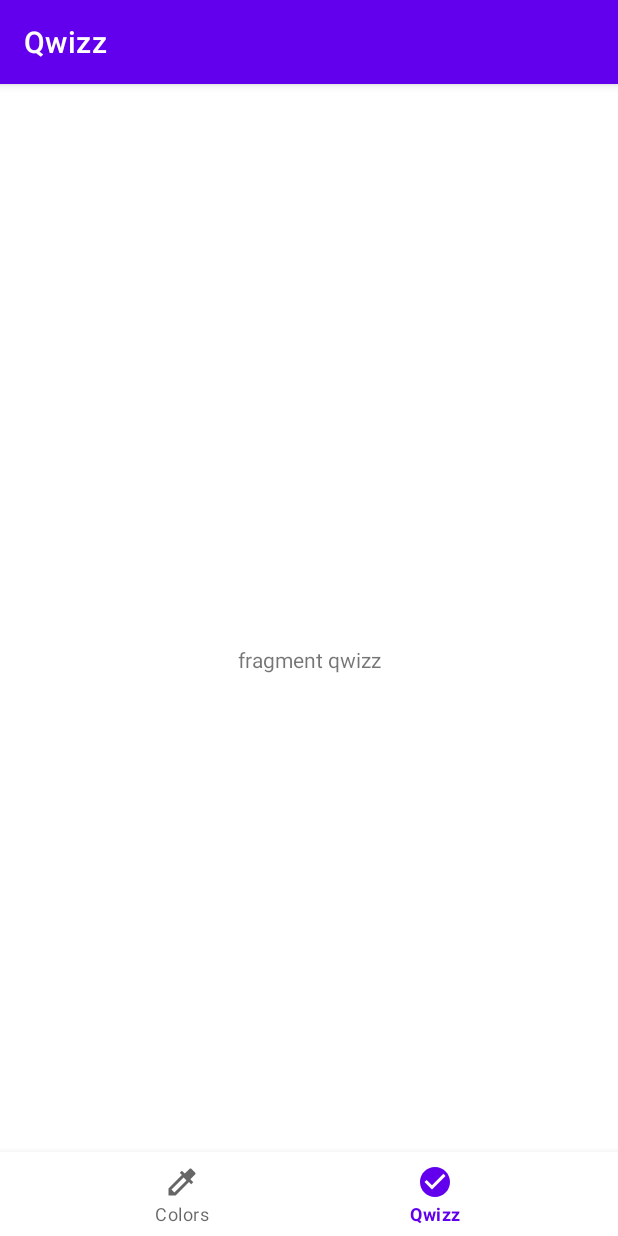
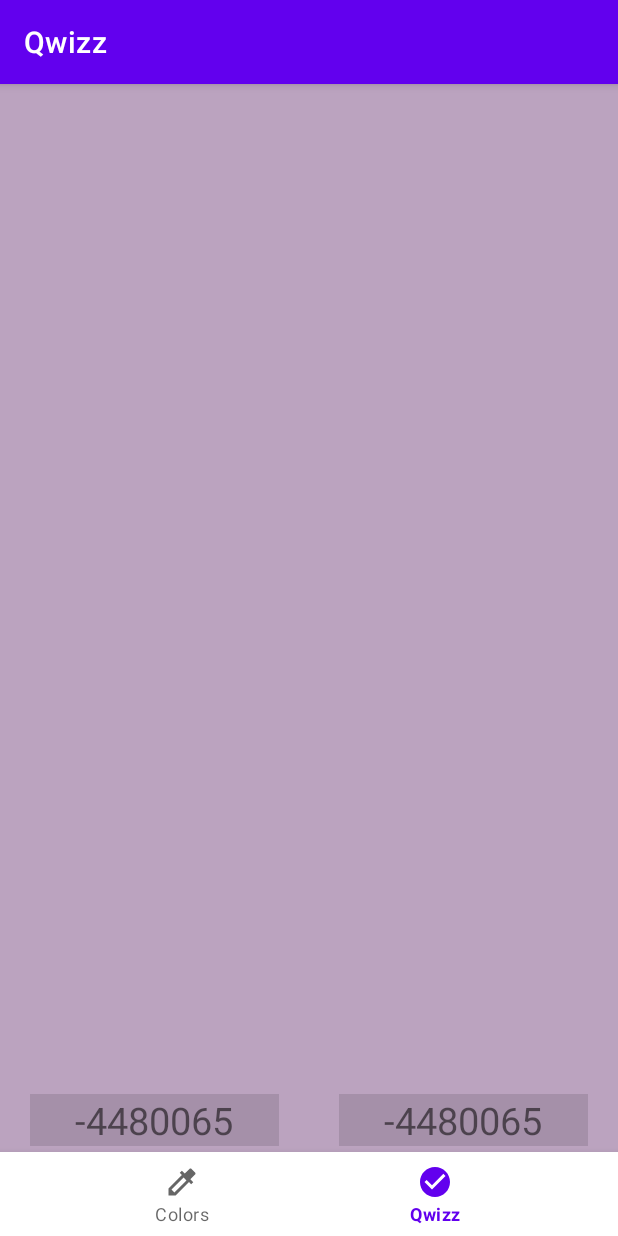
Before and after one commit to 4erenkevi4/Colors, an Android app: the QwizzFragment screen opened through its navigation route, on a phone screen of 412 x 824 dp. Run offline under Robolectric (Android 15) with nearby library versions, the phone set to English and light mode, and no system bars; our stand-ins replace navigation-ui.

```diff
--- a/src/main/java/com/example/colors44/AppColor.kt
+++ b/src/main/java/com/example/colors44/AppColor.kt
@@ -1,8 +1,6 @@
 package com.example.colors44
-
 import java.io.Serializable
 
-class AppColor (
-    val color: Int,
-    val name: String
-): Serializable
+class AppColor(
+        val color: Int
+) : Serializable
--- a/src/main/java/com/example/colors44/ColorsAdapter.kt
+++ b/src/main/java/com/example/colors44/ColorsAdapter.kt
@@ -1,5 +1,6 @@
 package com.example.colors44
 
+import android.annotation.SuppressLint
 import android.view.LayoutInflater
 import android.view.View
 import android.view.ViewGroup
@@ -9,19 +10,15 @@ import androidx.recyclerview.widget.RecyclerView
 class ColorsAdapter(
         private val colors: MutableList<AppColor>,
         private val onClick: (AppColor) -> Unit
-):RecyclerView.Adapter<ColorsAdapter.ColorsViewHolder>()
-    {
+) : RecyclerView.Adapter<ColorsAdapter.ColorsViewHolder>() {
 
     override fun onCreateViewHolder(parent: ViewGroup, viewType: Int): ColorsViewHolder {
         val view = LayoutInflater.from(parent.context)
                 .inflate(R.layout.item_color, parent, false)
-
         return ColorsViewHolder(view, onClick)
-
     }
 
     override fun onBindViewHolder(holder: ColorsAdapter.ColorsViewHolder, position: Int) {
-
         holder.bind(colors[position])
     }
 
@@ -30,20 +27,17 @@ private val onClick: (AppColor) -> Unit
     class ColorsViewHolder(
             view: View,
             private val onClick: (AppColor) -> Unit
-        ) : RecyclerView.ViewHolder(view){
-            val root : View = view.findViewById(R.id.color)
-            private val namesColor: TextView = view.findViewById(R.id.textView)
+    ) : RecyclerView.ViewHolder(view) {
+        val root: View = view.findViewById(R.id.color)
+        private val namesColor: TextView = view.findViewById(R.id.text_view)
 
-
-            fun bind (color: AppColor){
+        @SuppressLint("SetTextI18n")
+        fun bind(color: AppColor) {
             root.setBackgroundColor(color.color)
-                namesColor.text = color.name
+            namesColor.text = "HEX code" + color.color.toString()
             root.setOnClickListener {
                 onClick(color)
             }
-
-            }
-
-
         }
     }
+}
--- a/src/main/java/com/example/colors44/ColorsFragment.kt
+++ b/src/main/java/com/example/colors44/ColorsFragment.kt
@@ -1,5 +1,4 @@
 package com.example.colors44
-
 import android.annotation.SuppressLint
 import android.graphics.Color
 import android.os.Bundle
@@ -9,58 +8,33 @@ import android.view.View
 import android.view.ViewGroup
 import androidx.recyclerview.widget.GridLayoutManager
 import androidx.recyclerview.widget.RecyclerView
-
-
-
-private const val ARG_PARAM1 = "param1"
-private const val ARG_PARAM2 = "param2"
+import java.util.*
 
 class ColorsFragment : Fragment() {
-
-
     private val colorsList = mutableListOf<AppColor>()
     private lateinit var recyclerView: RecyclerView
 
     @SuppressLint("UseRequireInsteadOfGet", "ResourceType")
     override fun onCreateView(
-        inflater: LayoutInflater, container: ViewGroup?,
-        savedInstanceState: Bundle?
+            inflater: LayoutInflater, container: ViewGroup?, savedInstanceState: Bundle?
     ): View? {
         var rootView: View = inflater.inflate(R.layout.fragment_colors, container, false)
-        colorsList.add(AppColor(Color.GRAY, name = "GRAY"))
-        colorsList.add(AppColor(Color.RED, name = "RED"))
-        colorsList.add(AppColor(Color.BLUE, name = "BLUE"))
-        colorsList.add(AppColor(Color.GRAY, name = "GRAY"))
-        colorsList.add(AppColor(Color.YELLOW, name = "YELLOW"))
-        colorsList.add(AppColor(Color.CYAN, name = "CYAN"))
-        colorsList.add(AppColor(Color.DKGRAY, name = "DKGRAY"))
-        colorsList.add(AppColor(Color.GREEN, name = "GREEN"))
-        colorsList.add(AppColor(Color.BLUE, name = "BLUE"))
-        colorsList.add(AppColor(Color.RED, name = "RED"))
-        colorsList.add(AppColor(Color.DKGRAY, name = "DKGRAY"))
-        colorsList.add(AppColor(Color.BLUE, name = "BLUE"))
-        colorsList.add(AppColor(Color.YELLOW, name = "YELLOW"))
+        var i = 0
+        while (i < 500) {
+            colorsList.add(AppColor(color = randomColor()))
+            i++
+        }
         recyclerView = rootView.findViewById(R.id.recycler)
         recyclerView.layoutManager = GridLayoutManager(this.activity, 3, GridLayoutManager.VERTICAL, false)
-        //val adapter = ColorsAdapter(colorsList, )
-        recyclerView.adapter = ColorsAdapter(colorsList){
-
-                (   requireActivity() as MainInterface).replaceFragment(ShowColor.newInstance(it.color,it.name))
+        recyclerView.adapter = ColorsAdapter(colorsList) {
+            (requireActivity() as ReplaceInterface).replaceFragment(ShowColor.newInstance(it.color))
         }
-
-            return rootView
+        return rootView
     }
 
-
-    companion object {
-
-        fun newInstance(param1: String, param2: String) =
-            ColorsFragment().apply {
-                this.arguments = Bundle().apply {
-                    putString(ARG_PARAM1, param1)
-                    putString(ARG_PARAM2, param2)
-                }
-            }
+    fun randomColor(): Int {
+        val rnd = Random()
+        val colorRandom = Color.argb(255, rnd.nextInt(256), rnd.nextInt(256), rnd.nextInt(256))
+        return colorRandom
     }
-
 }
--- a/src/main/java/com/example/colors44/MainActivity.kt
+++ b/src/main/java/com/example/colors44/MainActivity.kt
@@ -1,38 +1,136 @@
 package com.example.colors44
-
-import android.content.ClipData
-import android.content.ClipData.*
 import android.graphics.Color
 import androidx.appcompat.app.AppCompatActivity
 import android.os.Bundle
-import android.widget.Button
 import androidx.fragment.app.Fragment
 import androidx.fragment.app.FragmentTransaction
 import androidx.navigation.findNavController
-import androidx.navigation.fragment.findNavController
 import androidx.navigation.ui.AppBarConfiguration
 import androidx.navigation.ui.setupActionBarWithNavController
 import androidx.navigation.ui.setupWithNavController
-import androidx.recyclerview.widget.GridLayoutManager
-import androidx.recyclerview.widget.RecyclerView
 import com.google.android.material.bottomnavigation.BottomNavigationView
-interface MainInterface{
-    fun replaceFragment (fragment: Fragment)}
-class MainActivity : AppCompatActivity(), MainInterface {
+import java.util.*
+
+interface ReplaceInterface {
+    fun replaceFragment(fragment: Fragment)
+    fun firstReplace()
+    fun nextReplace(position: Int, result: Boolean)
+    fun yourResult()
+}
+
+class MainActivity : AppCompatActivity(), ReplaceInterface {
+    var res: Int = 0
+    var qw1: QwizzFragment = QwizzFragment.newInstance(randomColor())
+    var qw2: QwizzFragment = QwizzFragment.newInstance(randomColor())
+    var qw3: QwizzFragment = QwizzFragment.newInstance(randomColor())
+    var qw4: QwizzFragment = QwizzFragment.newInstance(randomColor())
+    var qw5: QwizzFragment = QwizzFragment.newInstance(randomColor())
+    var qw6: QwizzFragment = QwizzFragment.newInstance(randomColor())
+    var qw7: QwizzFragment = QwizzFragment.newInstance(randomColor())
+    var qw8: QwizzFragment = QwizzFragment.newInstance(randomColor())
+    var qw9: QwizzFragment = QwizzFragment.newInstance(randomColor())
+    var qw10: QwizzFragment = QwizzFragment.newInstance(randomColor())
+    var qw11: QwizzFragment = QwizzFragment.newInstance(randomColor())
+    var qw12: QwizzFragment = QwizzFragment.newInstance(randomColor())
+    var qw13: QwizzFragment = QwizzFragment.newInstance(randomColor())
+
     override fun onCreate(savedInstanceState: Bundle?) {
         super.onCreate(savedInstanceState)
         setContentView(R.layout.activity_main)
-        val bottomNavigationView = findViewById<BottomNavigationView>(R.id.bottomNavigationsView)
+        val bottomNavigationView = findViewById<BottomNavigationView>(R.id.bottom_navigations_view)
         val navController = findNavController(R.id.fragment_container)
-        val  appBarConfiguration = AppBarConfiguration(setOf(R.id.qwizzFragment, R.id.colorsFragment))
-        setupActionBarWithNavController(navController,appBarConfiguration)
+        val appBarConfiguration = AppBarConfiguration(setOf(R.id.qwizz_fragment, R.id.colors_fragment))
+        setupActionBarWithNavController(navController, appBarConfiguration)
         bottomNavigationView.setupWithNavController(navController)
-
-        }
+    }
 
     override fun replaceFragment(fragment: Fragment) {
         val transaction: FragmentTransaction = supportFragmentManager.beginTransaction()
         transaction.replace(R.id.fragment_container, fragment)
         transaction.commit()
     }
+
+    override fun firstReplace() {
+        replaceFragment(qw1)
+    }
+
+    override fun nextReplace(position: Int, result: Boolean) {
+        when (position) {
+            1 -> {
+                replaceFragment(qw2)
+                if (!result)
+                    ++res
+            }
+            2 -> {
+                replaceFragment(qw3)
+                if (result)
+                    res++
+            }
+            3 -> {
+                replaceFragment(qw4)
+                if (result)
+                    res++
+            }
+            4 -> {
+                replaceFragment(qw5)
+                if (result)
+                    res++
+            }
+            5 -> {
+                replaceFragment(qw6)
+                if (!result)
+                    res++
+            }
+            6 -> {
+                replaceFragment(qw7)
+                if (result)
+                    res++
+            }
+            7 -> {
+                replaceFragment(qw8)
+                if (!result)
+                    res++
+            }
+            8 -> {
+                replaceFragment(qw9)
+                if (!result)
+                    res++
+            }
+            9 -> {
+                replaceFragment(qw10)
+                if (!result)
+                    res++
+            }
+            106 -> {
+                replaceFragment(qw11)
+                if (result)
+                    res++
+            }
+            11 -> {
+                replaceFragment(qw12)
+                if (!result)
+                    res++
+            }
+            12 -> {
+                replaceFragment(qw13)
+                if (!result)
+                    res++
+            }
+            13 -> {
+                if (!result)
+                    res++
+                yourResult()
+            }
+        }
+    }
+
+    override fun yourResult() {
+        replaceFragment(ResultFragment.newInstance(res))
+    }
+
+    fun randomColor(): Int {
+        val rnd = Random()
+        val colorRandom = Color.argb(255, rnd.nextInt(256), rnd.nextInt(256), rnd.nextInt(256))
+        return colorRandom
+    }
 }
--- a/src/main/java/com/example/colors44/QwizzFragment.kt
+++ b/src/main/java/com/example/colors44/QwizzFragment.kt
@@ -1,61 +1,68 @@
 package com.example.colors44
 
+import android.graphics.Color
 import android.os.Bundle
 import androidx.fragment.app.Fragment
 import android.view.LayoutInflater
 import android.view.View
 import android.view.ViewGroup
+import android.widget.TextView
+import java.util.*
 
-// TODO: Rename parameter arguments, choose names that match
-// the fragment initialization parameters, e.g. ARG_ITEM_NUMBER
-private const val ARG_PARAM1 = "param1"
-private const val ARG_PARAM2 = "param2"
+private const val COLOR = "Цвет"
+private const val NAME = "Название"
+private var i = 0
+private var b = 1
 
-/**
- * A simple [Fragment] subclass.
- * Use the [QwizzFragment.newInstance] factory method to
- * create an instance of this fragment.
- */
 class QwizzFragment : Fragment() {
-    // TODO: Rename and change types of parameters
-    private var param1: String? = null
-    private var param2: String? = null
+    private var itColor: Int? = null
+    private var itNameColor: Int? = null
+    private var folsColor: Int? = null
 
     override fun onCreate(savedInstanceState: Bundle?) {
         super.onCreate(savedInstanceState)
         arguments?.let {
-            param1 = it.getString(ARG_PARAM1)
-            param2 = it.getString(ARG_PARAM2)
+            itColor = it.getInt(COLOR)
+            itNameColor = randomColor()
+            folsColor = randomColor()
         }
     }
 
-    override fun onCreateView(
-        inflater: LayoutInflater, container: ViewGroup?,
-        savedInstanceState: Bundle?
+    override fun onCreateView(inflater: LayoutInflater, container: ViewGroup?, savedInstanceState: Bundle?
     ): View? {
-        // Inflate the layout for this fragment
-        return inflater.inflate(R.layout.fragment_qwizz, container, false)
+        (requireActivity() as ReplaceInterface).firstReplace()
+        var root: View = inflater.inflate(R.layout.fragment_qwizz, container, false)
+        root.findViewById<TextView>(R.id.color_one).text = itNameColor.toString()
+        root.findViewById<TextView>(R.id.color_two).text = folsColor.toString()
+        root.findViewById<View>(R.id.container_color).setBackgroundColor(randomColor())
+        return root
     }
 
+    override fun onStart() {
+        super.onStart()
+        view?.findViewById<TextView>(R.id.color_one)?.setOnClickListener {
+            (requireActivity() as ReplaceInterface).nextReplace(i + b, true)
+            i++
+        }
+        view?.findViewById<TextView>(R.id.color_two)?.setOnClickListener {
+            (requireActivity() as ReplaceInterface).nextReplace(i + b, false)
+            i++
+        }
+    }
+
+    fun randomColor(): Int {
+        val rnd = Random()
+        val colorRandom = Color.argb(255, rnd.nextInt(256), rnd.nextInt(256), rnd.nextInt(256))
+        return colorRandom
+    }
 
     companion object {
-        /**
-         * Use this factory method to create a new instance of
-         * this fragment using the provided parameters.
-         *
-         * @param param1 Parameter 1.
-         * @param param2 Parameter 2.
-         * @return A new instance of fragment QwizzFragment.
-         */
-        // TODO: Rename and change types and number of parameters
-        @JvmStatic
-        fun newInstance(param1: String, param2: String) =
-            QwizzFragment().apply {
-                arguments = Bundle().apply {
-                    putString(ARG_PARAM1, param1)
-                    putString(ARG_PARAM2, param2)
+        fun newInstance(color: Int) =
+                QwizzFragment().apply {
+                    arguments = Bundle().apply {
+                        putInt(COLOR, color)
+                        putInt(NAME, color)
+                    }
                 }
-            }
     }
-
 }
--- a/src/main/res/layout/activity_main.xml
+++ b/src/main/res/layout/activity_main.xml
@@ -8,7 +8,7 @@
 
 
     <com.google.android.material.bottomnavigation.BottomNavigationView
-        android:id="@+id/bottomNavigationsView"
+        android:id="@+id/bottom_navigations_view"
         android:layout_width="match_parent"
         android:layout_height="wrap_content"
         android:background="#fff"
--- a/src/main/res/layout/fragment_colors.xml
+++ b/src/main/res/layout/fragment_colors.xml
@@ -3,7 +3,7 @@
     xmlns:tools="http://schemas.android.com/tools"
     android:layout_width="match_parent"
     android:layout_height="match_parent"
-    tools:context="ColorsFragment">
+    tools:context=".ColorsFragment">
 
     <!-- TODO: Update blank fragment layout -->
     <androidx.recyclerview.widget.RecyclerView
--- a/src/main/res/layout/fragment_qwizz.xml
+++ b/src/main/res/layout/fragment_qwizz.xml
@@ -1,15 +1,56 @@
 <?xml version="1.0" encoding="utf-8"?>
 <FrameLayout xmlns:android="http://schemas.android.com/apk/res/android"
     xmlns:tools="http://schemas.android.com/tools"
+    android:id="@+id/container_color"
     android:layout_width="match_parent"
     android:layout_height="match_parent"
+    android:background="@color/white"
     tools:context=".QwizzFragment">
 
-    <!-- TODO: Update blank fragment layout -->
-    <TextView
+    <LinearLayout
+
         android:layout_width="match_parent"
         android:layout_height="match_parent"
-        android:gravity="center"
-        android:text="fragment qwizz" />
+        android:gravity="bottom"
+        android:orientation="vertical"
+        tools:ignore="UselessParent">
 
+        <TextView
+            android:id="@+id/result"
+            android:layout_width="wrap_content"
+            android:layout_height="wrap_content"
+            android:layout_gravity="center"
+            android:layout_margin="150dp"
+            android:gravity="center"
+            android:textSize="70sp" />
+
+        <LinearLayout
+            android:layout_width="match_parent"
+            android:layout_height="150dp"
+            android:gravity="bottom"
+            android:orientation="horizontal">
+
+            <TextView
+                android:id="@+id/color_one"
+                android:layout_width="wrap_content"
+                android:layout_height="wrap_content"
+                android:layout_margin="20dp"
+                android:layout_weight="1"
+                android:background="#1E000000"
+                android:gravity="center"
+                android:text="color 1"
+                android:textSize="25sp" />
+
+            <TextView
+                android:id="@+id/color_two"
+                android:layout_width="wrap_content"
+                android:layout_height="wrap_content"
+                android:layout_margin="20dp"
+                android:layout_weight="1"
+                android:background="#1E000000"
+                android:gravity="center"
+                android:text="color2"
+                android:textSize="25sp" />
+        </LinearLayout>
+    </LinearLayout>
 </FrameLayout>
--- a/src/main/res/layout/item_color.xml
+++ b/src/main/res/layout/item_color.xml
@@ -8,10 +8,11 @@
     android:id="@+id/color">
 
     <TextView
-        android:id="@+id/textView"
+        android:id="@+id/text_view"
         android:layout_width="wrap_content"
         android:layout_height="wrap_content"
         android:text="COLOR"
+        android:gravity="center"
         app:layout_constraintBottom_toBottomOf="parent"
         app:layout_constraintEnd_toEndOf="parent"
         app:layout_constraintStart_toStartOf="parent"
--- a/src/main/res/menu/bottom_menu.xml
+++ b/src/main/res/menu/bottom_menu.xml
@@ -1,12 +1,12 @@
 <?xml version="1.0" encoding="utf-8"?>
 <menu xmlns:android="http://schemas.android.com/apk/res/android">
     <item
-        android:id="@+id/colorsFragment"
+        android:id="@+id/colors_fragment"
         android:title="Colors"
         android:icon="@drawable/ic_baseline_colorize_24"/>
 
     <item
-        android:id="@+id/qwizzFragment"
+        android:id="@+id/qwizz_fragment"
         android:title="Qwizz"
         android:icon="@drawable/ic_baseline_check_circle_24"/>
 
--- a/src/main/res/navigation/my_nav.xml
+++ b/src/main/res/navigation/my_nav.xml
@@ -3,15 +3,15 @@
     xmlns:app="http://schemas.android.com/apk/res-auto"
     xmlns:tools="http://schemas.android.com/tools"
     android:id="@+id/my_nav"
-    app:startDestination="@id/colorsFragment">
+    app:startDestination="@id/colors_fragment">
 
     <fragment
-        android:id="@+id/colorsFragment"
+        android:id="@+id/colors_fragment"
         android:name="com.example.colors44.ColorsFragment"
         android:label="Colors"
         tools:layout="@layout/fragment_colors" />
     <fragment
-        android:id="@+id/qwizzFragment"
+        android:id="@+id/qwizz_fragment"
         android:name="com.example.colors44.QwizzFragment"
         android:label="Qwizz"
         tools:layout="@layout/fragment_qwizz" />
```
Also changed, not shown: src/main/java/com/example/colors44/ColorActivity.kt (deleted, +0 -37 lines), src/main/java/com/example/colors44/ResultFragment.kt (added, +40 -0 lines), src/main/java/com/example/colors44/ShowColor.kt (+12 -20 lines), src/main/res/layout/fragment_result.xml (added, +29 -0 lines), src/main/res/layout/fragment_show_color.xml (+6 -4 lines). Lines whose indentation alone changed are shown as unchanged.
